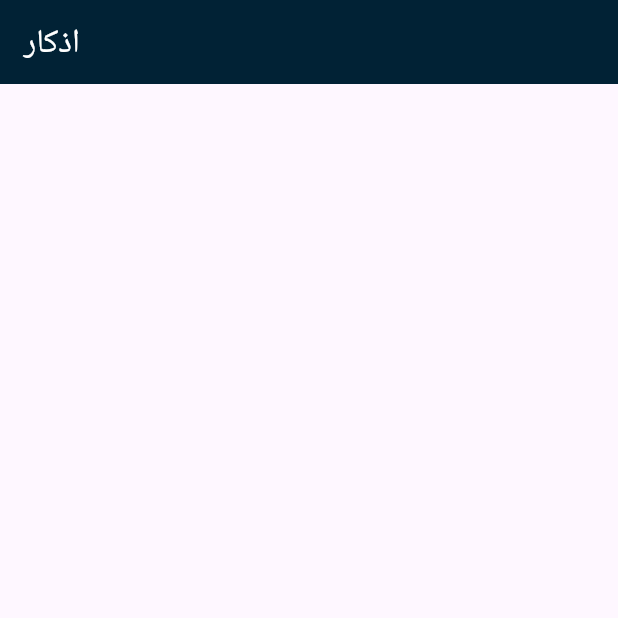
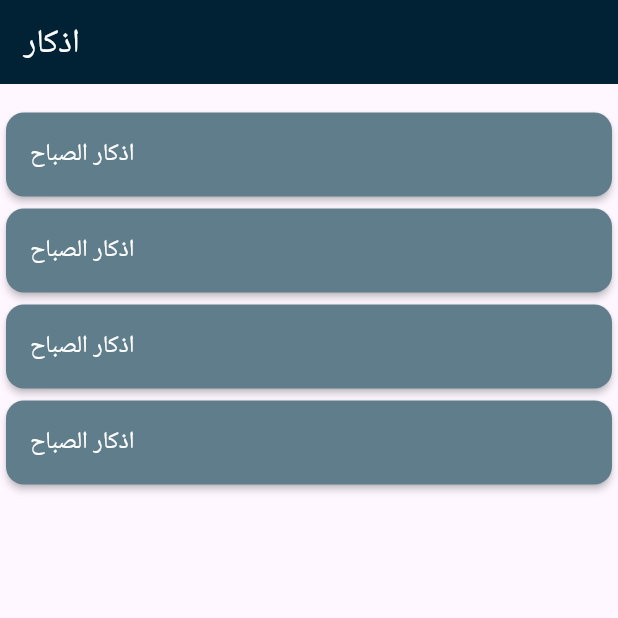
Before and after one commit to mdagher91/azkaar_app, a Flutter app: the screen it shows after launch, on a phone screen of 412 x 824 dp, the top half of it. Run offline on Flutter 3.47's test engine with Material 3 defaults, Android fonts, the light colour scheme and no system bars.

Commit message:
update01

```diff
--- a/lib/layout/home_page.dart
+++ b/lib/layout/home_page.dart
@@ -1,4 +1,5 @@
 import 'package:azkaar_app/constants/color.dart';
+import 'package:azkaar_app/widgets/azkar_item.dart';
 import 'package:flutter/material.dart';
 
 class HomePage extends StatelessWidget {
@@ -11,18 +12,18 @@ class HomePage extends StatelessWidget {
         title: Text('اذكار', style: TextStyle(color: Colors.white)),
         backgroundColor: defaultColor,
       ),
-
-      body: Center(
-        child: Column(
-          children: [
-            Card(
-              color: Colors.blueGrey,
-              clipBehavior: Clip.antiAlias,
-              key: key,
-              elevation: 2,
-            ),
-          ],
-        ),
+      body: PageView(
+        children: [
+          Column(
+            children: [
+              SizedBox(height: 15),
+              AzkarItem(),
+              AzkarItem(),
+              AzkarItem(),
+              AzkarItem(),
+            ],
+          ),
+        ],
       ),
     );
   }
--- /dev/null
+++ b/lib/widgets/azkar_item.dart
@@ -0,0 +1,20 @@
+import 'package:flutter/material.dart';
+
+class AzkarItem extends StatelessWidget {
+  const AzkarItem({super.key});
+
+  @override
+  Widget build(BuildContext context) {
+    return Card(
+      color: Colors.blueGrey,
+      clipBehavior: Clip.antiAlias,
+      elevation: 2,
+      child: ListTile(
+        title: Text('اذكار الصباح', style: TextStyle(color: Colors.white)),
+        onTap: () {
+          // Add navigation or action here
+        },
+      ),
+    );
+  }
+}
```
